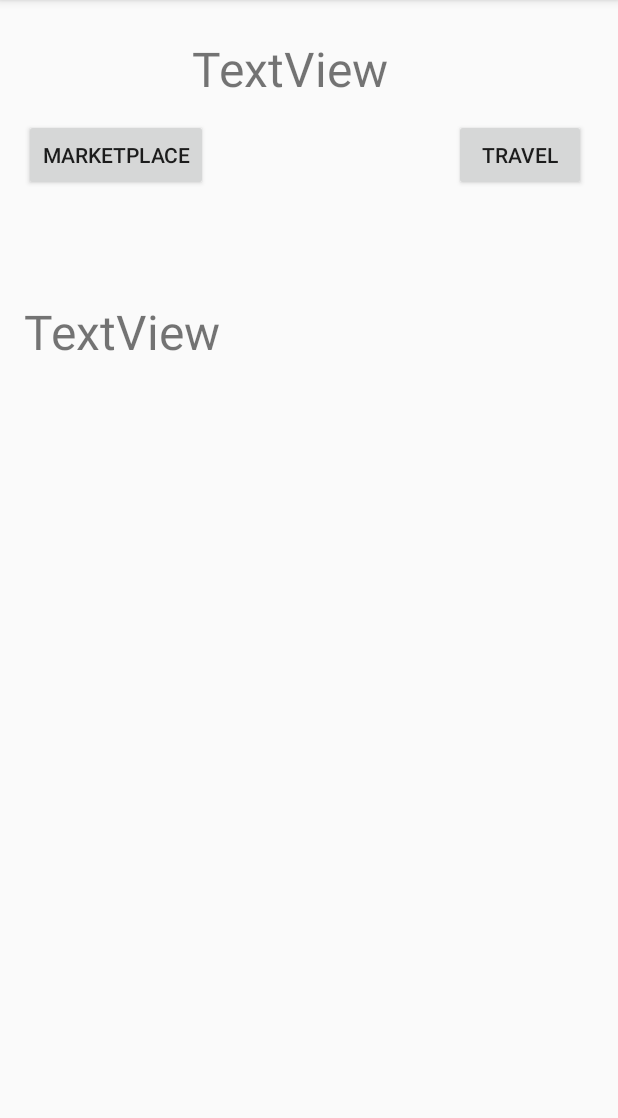
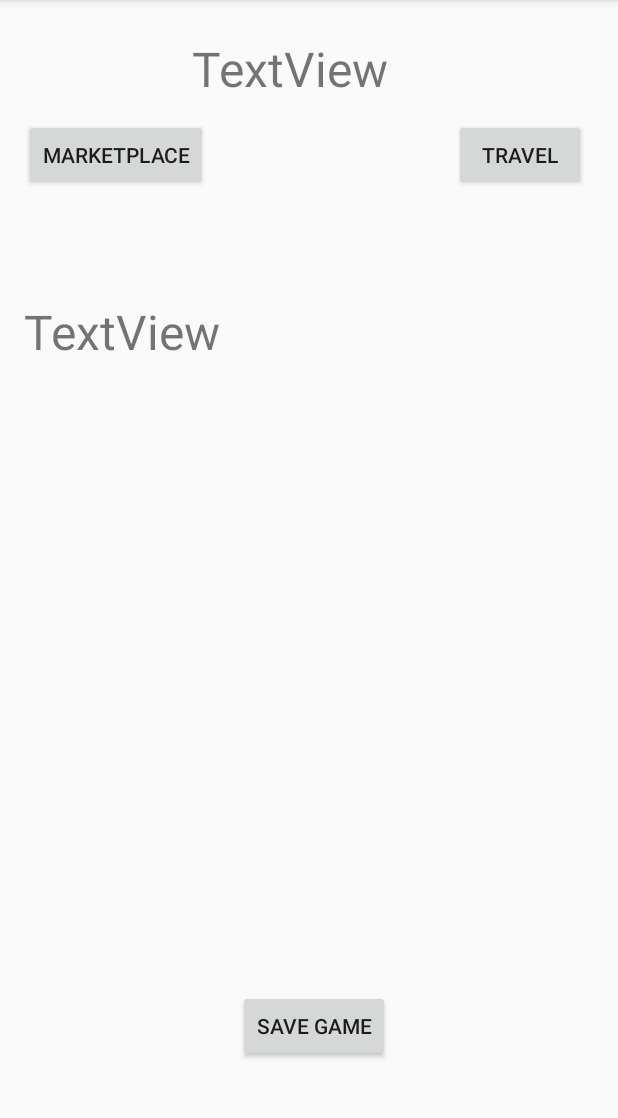
Before and after one commit to tsamantanis/SpaceTrader, an Android app: the PlanetScreenActivity screen opened directly, with no data from a screen before it, on a phone screen of 412 x 824 dp, the part 84-1202 px from its top. Run offline under Robolectric (Android 15) with nearby library versions, the phone set to English and light mode, and no system bars; our stand-ins replace Firebase (no records; nobody signed in at launch, a user with empty details on screens opened directly); 2 statements that could not run were skipped.

Commit message:
save game functionality

```diff
--- a/app/src/main/java/com/example/spacetrader/views/IntroScreenActivity.java
+++ b/app/src/main/java/com/example/spacetrader/views/IntroScreenActivity.java
@@ -80,7 +80,6 @@ public class IntroScreenActivity extends AppCompatActivity {
                     invalid.setText("");
                     Game.generateUniverse();
                     Game.createPlayer(name.getText().toString(), skillDis, (String) difficultySpinner.getSelectedItem());
-                    File file = new File(context.getFilesDir(), name.getText().toString());
                     startActivity(planetScreenIntent);
                 }
             }
--- a/app/src/main/res/layout/activity_planet_screen.xml
+++ b/app/src/main/res/layout/activity_planet_screen.xml
@@ -52,4 +52,15 @@
         app:layout_constraintStart_toEndOf="@+id/button_marketplace"
         app:layout_constraintTop_toBottomOf="@+id/textView_currentPlanet" />
 
+    <Button
+        android:id="@+id/saveGameButton"
+        android:layout_width="wrap_content"
+        android:layout_height="wrap_content"
+        android:layout_marginEnd="152dp"
+        android:layout_marginRight="152dp"
+        android:layout_marginBottom="60dp"
+        android:text="@string/save_game"
+        app:layout_constraintBottom_toBottomOf="parent"
+        app:layout_constraintEnd_toEndOf="parent" />
+
 </android.support.constraint.ConstraintLayout>
--- a/app/src/main/res/values/strings.xml
+++ b/app/src/main/res/values/strings.xml
@@ -4,4 +4,5 @@
     <string name="title_activity_marketplace">MarketplaceActivity</string>
     <string name="new_game">New Game</string>
     <string name="load_game">Load Game</string>
+    <string name="save_game">Save Game</string>
 </resources>
```
Also changed, not shown: app/src/main/java/com/example/spacetrader/entity/Game.java (+3 -10 lines), app/src/main/java/com/example/spacetrader/views/PlanetScreenActivity.java (+32 -16 lines).
